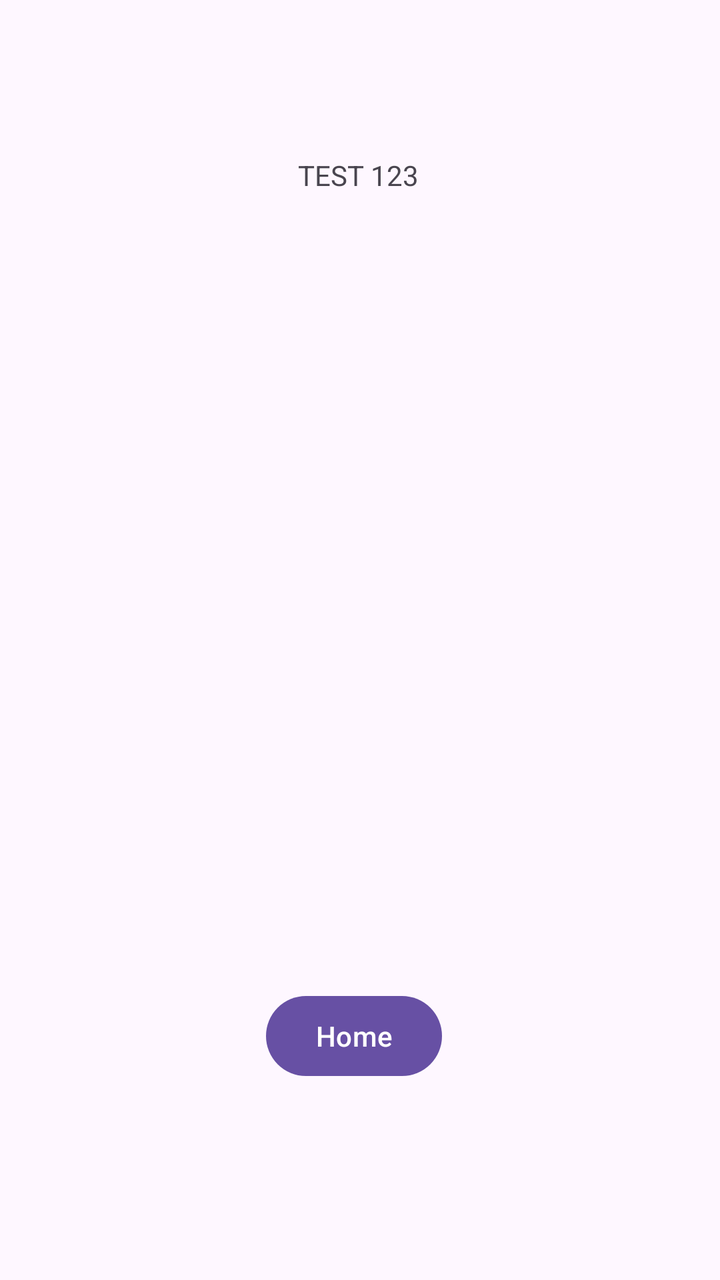
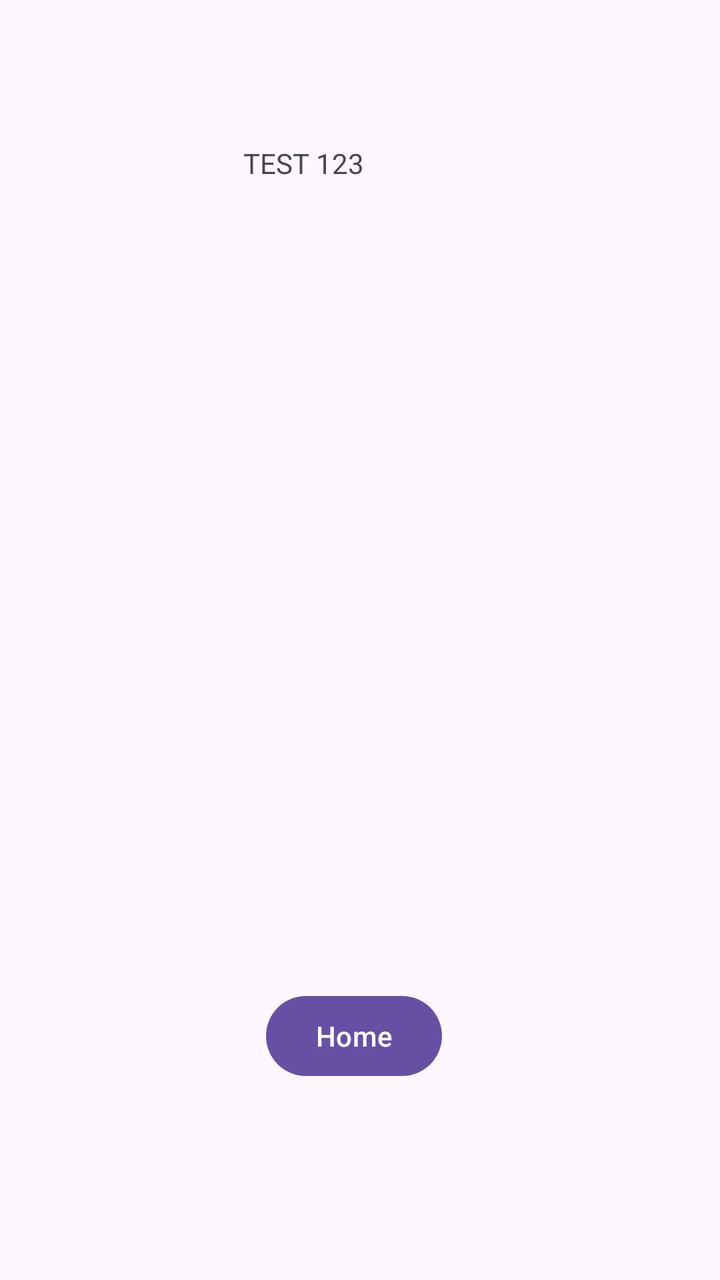

The first picture is an Android layout as it rendered before a commit; the second is the same layout after the commit. The layout source and the unified diff follow.
<!-- AndroidManifest.xml: application theme Theme.AppInterface1 -->
<!-- res/layout/activity_show_reminders2.xml -->
<?xml version="1.0" encoding="utf-8"?>
<androidx.constraintlayout.widget.ConstraintLayout xmlns:android="http://schemas.android.com/apk/res/android"
    xmlns:app="http://schemas.android.com/apk/res-auto"
    xmlns:tools="http://schemas.android.com/tools"
    android:id="@+id/main"
    android:layout_width="match_parent"
    android:layout_height="match_parent"
    tools:context=".ShowRemindersActivity">

    <TextView
        android:id="@+id/textView"
        android:layout_width="wrap_content"
        android:layout_height="wrap_content"
        android:layout_marginStart="176dp"
        android:layout_marginTop="78dp"
        android:layout_marginEnd="178dp"
        android:text="TEST 123"
        app:layout_constraintEnd_toEndOf="parent"
        app:layout_constraintStart_toStartOf="parent"
        app:layout_constraintTop_toTopOf="parent" />

    <Button
        android:id="@+id/btnHome"
        android:layout_width="wrap_content"
        android:layout_height="wrap_content"
        android:layout_marginStart="157dp"
        android:layout_marginEnd="163dp"
        android:layout_marginBottom="98dp"
        android:onClick="home"
        android:text="Home"
        app:layout_constraintBottom_toBottomOf="parent"
        app:layout_constraintEnd_toEndOf="parent"
        app:layout_constraintStart_toStartOf="parent" />
</androidx.constraintlayout.widget.ConstraintLayout>
<!-- resources referenced by this layout -->
<resources>
  <style name="Theme.AppInterface1" parent="Base.Theme.AppInterface1" />
  <style name="Base.Theme.AppInterface1" parent="Theme.Material3.DayNight.NoActionBar">
          
          
      </style>
</resources>

<!-- the commit's change to res/layout/activity_show_reminders2.xml (unified diff, before → after) -->
@@ -12,10 +12,11 @@
         android:layout_width="wrap_content"
         android:layout_height="wrap_content"
         android:layout_marginStart="176dp"
-        android:layout_marginTop="78dp"
+        android:layout_marginTop="72dp"
         android:layout_marginEnd="178dp"
         android:text="TEST 123"
         app:layout_constraintEnd_toEndOf="parent"
+        app:layout_constraintHorizontal_bias="1.0"
         app:layout_constraintStart_toStartOf="parent"
         app:layout_constraintTop_toTopOf="parent" />
 
